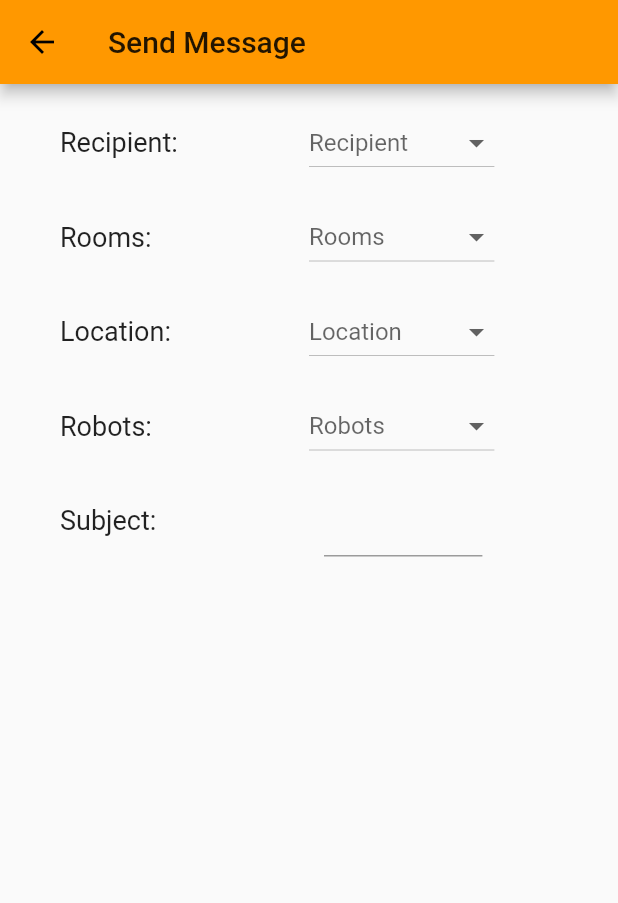
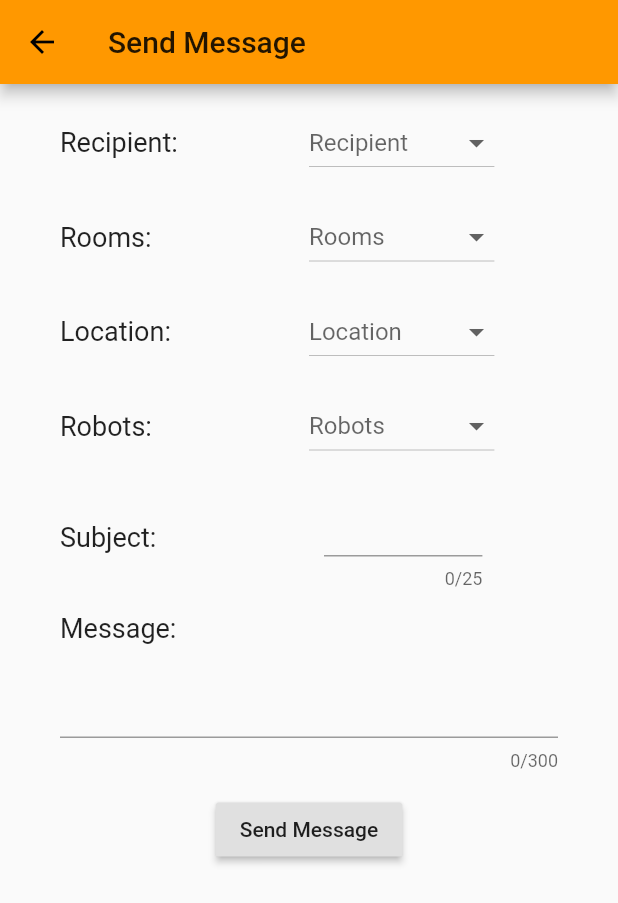
Before and after one commit to FloforPresident/projektarbeit, a Flutter app: the screen it shows after launch, after a tap on "Message", on a phone screen of 412 x 824 dp. Shown: the top 903 px of the screen. Run offline on Flutter 3.47's test engine with Material 2 defaults, Android fonts, the light colour scheme and no system bars; our stand-ins replace sqflite; accounts and stored records are empty.

Commit message:
- Added GestureDetector to whole App so that if you click outside of an widget it will lose focus of it -> especially necessary for exiting keyboard
- finished Message Page, got a two Textfield which will expand vertically and a Button to send the message

```diff
--- a/FlutterApp/turtlebot/lib/main.dart
+++ b/FlutterApp/turtlebot/lib/main.dart
@@ -11,12 +11,23 @@ class MyApp extends StatelessWidget {
 
   @override
   Widget build(BuildContext context) {
-    return MaterialApp(
-      debugShowCheckedModeBanner: false,
-      title: 'TurtleBot',
-      theme: ThemeData(primarySwatch: Colors.orange),
-      initialRoute: '/',
-      onGenerateRoute: RouteGenerator.generateRoute,
+    return GestureDetector(
+      onTap:
+      () {
+       FocusScopeNode currentFocus = FocusScope.of(context);
+       if(!currentFocus.hasPrimaryFocus)
+         {
+           currentFocus.unfocus();
+         }
+
+      },
+      child: MaterialApp(
+        debugShowCheckedModeBanner: false,
+        title: 'TurtleBot',
+        theme: ThemeData(primarySwatch: Colors.orange),
+        initialRoute: '/',
+        onGenerateRoute: RouteGenerator.generateRoute,
+      ),
     );
   }
 }
--- a/FlutterApp/turtlebot/lib/pages/messages.dart
+++ b/FlutterApp/turtlebot/lib/pages/messages.dart
@@ -1,11 +1,34 @@
+import 'package:flutter/cupertino.dart';
 import 'package:flutter/material.dart';
 import 'package:turtlebot/socket_model/socket_model.dart';
 import 'package:turtlebot/databaseObjects/data_base_objects.dart';
 
 class Messages extends StatefulWidget {
-  Messages({Key key}) : super(key: key);
+  Messages({Key key}) : super(key: key) {
+    controller = ControllerMessages(this);
+  }
 
-  ControllerMessages controller = ControllerMessages();
+  ControllerMessages controller;
+  double _fontsize = 18;
+  double _leftStart = 40;
+  double _topSpace = 15;
+  double _spaceRightLabel = 20;
+
+  get spaceRightLabel {
+    return _spaceRightLabel;
+  }
+
+  get topSpace {
+    return _topSpace;
+  }
+
+  get fontsize {
+    return _fontsize;
+  }
+
+  get leftStart {
+    return _leftStart;
+  }
 
   @override
   State<StatefulWidget> createState() {
@@ -21,7 +44,8 @@ class _MessagesState extends State<Messages> {
           title: Text("Send Message"),
           backgroundColor: Colors.orange,
         ),
-        body: SizedBox(
+        body: SingleChildScrollView(
+          child: SizedBox(
             width: double.infinity,
             child: Column(
               crossAxisAlignment: CrossAxisAlignment.center,
@@ -32,7 +56,10 @@ class _MessagesState extends State<Messages> {
                     label: "Recipient"),
                 widget.controller.createDropdownMenu(
                     state: this,
-                  data: <Room>[Room(1, "First Floor"), Room(2, "Second Floor")],
+                    data: <Room>[
+                      Room(1, "First Floor"),
+                      Room(2, "Second Floor")
+                    ],
                     label: "Rooms"),
                 widget.controller.createDropdownMenu(
                     state: this,
@@ -49,7 +76,7 @@ class _MessagesState extends State<Messages> {
                     ],
                     label: "Robots"),
                 Container(
-                margin: EdgeInsets.fromLTRB(widget.controller.leftStart,15,20,0),
+                  margin: EdgeInsets.fromLTRB(widget.leftStart, 15, 20, 0),
                   child: Row(
                     children: <Widget>[
                       Expanded(
@@ -57,21 +84,47 @@ class _MessagesState extends State<Messages> {
                         child: Container(
                             child: Text(
                           "Subject:",
-                        style: TextStyle(fontSize: widget.controller.fontsize),
+                          style: TextStyle(fontSize: widget.fontsize),
                         )),
                       ),
                       Expanded(
                         flex: 3,
                         child: TextFormField(
+                          maxLines: null,
                           textAlignVertical: TextAlignVertical.bottom,
                           decoration: InputDecoration(),
+                          maxLength: 25,
                         ),
                       ),
-                    Spacer(flex: 2,)
+                      Spacer(
+                        flex: 2,
+                      )
                     ],
+                  ),
+                ),
+                Align(
+                  alignment: Alignment.centerLeft,
+                  child: Container(
+                      margin: EdgeInsets.fromLTRB(
+                          widget.leftStart, widget.topSpace, 0, 0),
+                      child: Text("Message: ", style: TextStyle(fontSize: widget.fontsize))),
+                ),
+                Container(
+                  padding: EdgeInsets.fromLTRB(widget.leftStart, widget.topSpace, widget.leftStart, 0),
+                    child: TextFormField(
+                  maxLines: null,
+                  maxLength: 300,
+
+                )),
+                Container(
+                  margin: EdgeInsets.fromLTRB(0, widget.topSpace, 0, 0),
+                  child: RaisedButton(
+                    onPressed: () {},
+                    child: Text("Send Message"),
                   ),
                 )
               ],
+            ),
           ),
         ));
   }
@@ -86,17 +139,9 @@ class ControllerMessages {
   int _activeLocation;
   int _activeRoom;
   int _activeRobo;
-  double _fontsize = 18;
-  double _leftStart = 40;
+  Messages view;
 
-  get fontsize {
-    return _fontsize;
-  }
-
-  get leftStart
-  {
-    return _leftStart;
-  }
+  ControllerMessages(this.view);
 
   void set activeUser(int value) {
     this._activeUser = value;
@@ -152,14 +197,16 @@ class ControllerMessages {
     }
 
     return Container(
-      margin: EdgeInsets.fromLTRB(0, 15, 0, 0),
+      margin: EdgeInsets.fromLTRB(0, view.topSpace, 0, 0),
       child: Row(
         children: [
           Expanded(
             flex: 5,
             child: Container(
-              child: Text(label + ":", style: TextStyle(fontSize: _fontsize)),
-              margin: EdgeInsets.fromLTRB(leftStart, 0, 20, 0),
+              child:
+                  Text(label + ":", style: TextStyle(fontSize: view.fontsize)),
+              margin: EdgeInsets.fromLTRB(
+                  view.leftStart, 0, view.spaceRightLabel, 0),
             ),
           ),
           Expanded(
@@ -205,14 +252,4 @@ class ControllerMessages {
       );
     }).toList();
   }
-
-  List<DropdownMenuItem<T>> produceDropdowMenuItemList<T>(List<List> items) {
-    Iterator iterator = items.iterator;
-    List<DropdownMenuItem> result;
-
-//    while(iterator.moveNext())
-//      {
-//        result.add(DropdownMenuItem(child: Text(iterator.moveNext()),))
-//      }
 }
-}
```
Lines whose indentation alone changed are shown as unchanged.
